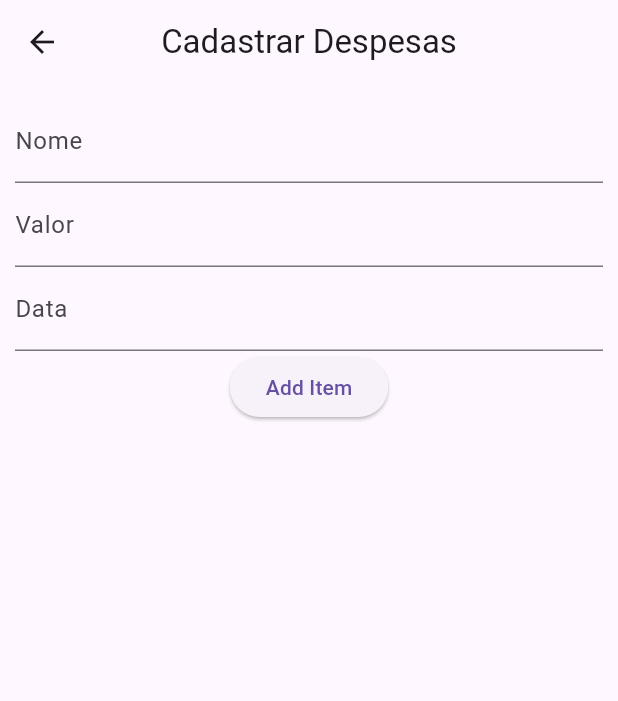
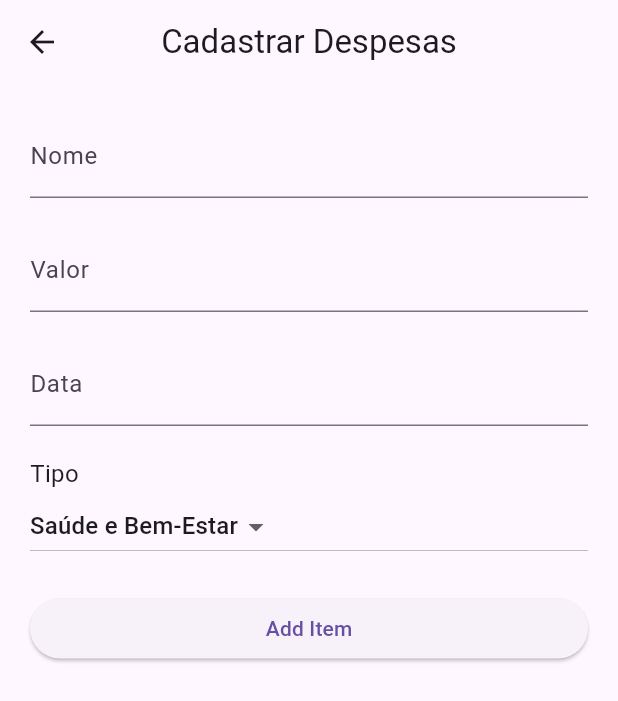
Before and after one commit to samaraasbatista/Financial_App, a Flutter app: the CadastroPage screen opened by its route, on a phone screen of 412 x 824 dp. Shown: the top 701 px of the screen. Run offline on Flutter 3.47's test engine with Material 3 defaults, Android fonts, the light colour scheme and no system bars; our stand-ins replace shared_preferences; accounts and stored records are empty.

Commit message:
inclusao do campo tipo na hora de cadastrar a despesa

```diff
--- a/lib/scr/views/pages/cadastrar_despesa.dart
+++ b/lib/scr/views/pages/cadastrar_despesa.dart
@@ -1,7 +1,6 @@
 import 'dart:convert';
 import 'package:flutter/material.dart';
 import 'package:flutter/services.dart';
-import 'package:flutter/material.dart';
 import 'package:intl/intl.dart';
 
 class CadastroPage extends StatefulWidget {
@@ -12,10 +11,11 @@ class CadastroPage extends StatefulWidget {
 }
 
 class _CadastrarDispesa extends State<CadastroPage> {
-  static List _items = [];
+  static List<Map<String, dynamic>> _items = [];
   TextEditingController _nomeController = TextEditingController();
   TextEditingController _valorController = TextEditingController();
   TextEditingController _dataController = TextEditingController();
+  String _tipoDespesa = "Saúde e Bem-Estar"; // Valor padrão
 
   Future<void> _selectDate(BuildContext context) async {
     final DateTime? picked = await showDatePicker(
@@ -39,16 +39,17 @@ class _CadastrarDispesa extends State<CadastroPage> {
           'Cadastrar Despesas',
         ),
       ),
-      body: Column(
-        children: [
-          Padding(
-            padding: const EdgeInsets.all(10.0),
+      body: SingleChildScrollView(
+        child: Padding(
+          padding: const EdgeInsets.all(20.0),
           child: Column(
+            crossAxisAlignment: CrossAxisAlignment.stretch,
             children: [
               TextFormField(
                 controller: _nomeController,
                 decoration: InputDecoration(labelText: 'Nome'),
               ),
+              SizedBox(height: 20),
               TextFormField(
                 keyboardType: TextInputType.number,
                 inputFormatters: [
@@ -57,6 +58,7 @@ class _CadastrarDispesa extends State<CadastroPage> {
                 controller: _valorController,
                 decoration: InputDecoration(labelText: 'Valor'),
               ),
+              SizedBox(height: 20),
               TextFormField(
                 controller: _dataController,
                 decoration: InputDecoration(labelText: 'Data'),
@@ -65,29 +67,55 @@ class _CadastrarDispesa extends State<CadastroPage> {
                   _selectDate(context);
                 },
               ),
+              SizedBox(height: 20),
+              Text(
+                'Tipo',
+                style: TextStyle(fontSize: 16),
+              ),
+              DropdownButton<String>(
+                value: _tipoDespesa,
+                onChanged: (String? newValue) {
+                  setState(() {
+                    _tipoDespesa = newValue!;
+                  });
+                },
+                items: <String>[
+                  'Saúde e Bem-Estar',
+                  'Streamings',
+                  'Lazer',
+                  'Gasolina',
+                  'Comida',
+                  'Roupa'
+                ].map<DropdownMenuItem<String>>((String value) {
+                  return DropdownMenuItem<String>(
+                    value: value,
+                    child: Text(value),
+                  );
+                }).toList(),
+              ),
+              SizedBox(height: 20),
               ElevatedButton(
                 onPressed: () {
                   DateTime now = DateTime.now();
                   DateTime selectedDate = DateFormat('dd/MM/yyyy').parse(_dataController.text);
 
-
                   if (selectedDate.isAfter(now)) {
-
                     Map<String, dynamic> newExpense = {
                       "id": _items.length + 1,
                       "nome": _nomeController.text,
                       "valor": double.parse(_valorController.text),
                       "data": _dataController.text,
+                      "tipo": _tipoDespesa,
                     };
 
                     Navigator.pop(context, {"data": newExpense, "status": 1});
                   } else {
-
                     Map<String, dynamic> newExpense = {
                       "id": _items.length + 1,
                       "nome": _nomeController.text,
                       "valor": double.parse(_valorController.text),
                       "data": _dataController.text,
+                      "tipo": _tipoDespesa,
                     };
                     _items.add(newExpense);
 
@@ -99,8 +127,6 @@ class _CadastrarDispesa extends State<CadastroPage> {
             ],
           ),
         ),
-          // Conteúdo da lista removido para simplificar
-        ],
       ),
     );
   }
--- a/lib/scr/views/pages/home_page.dart
+++ b/lib/scr/views/pages/home_page.dart
@@ -62,7 +62,7 @@ class HomePageState extends State<HomePage> {
               } else {
                 setState(() {
                   _expenses.add(newExpense['data']);
-                  _saveExpenses(_expenses, 'futureExpenses');
+                  _saveExpenses(_expenses, 'expenses');
                 });
               }
             }
```
Lines whose indentation alone changed are shown as unchanged.
